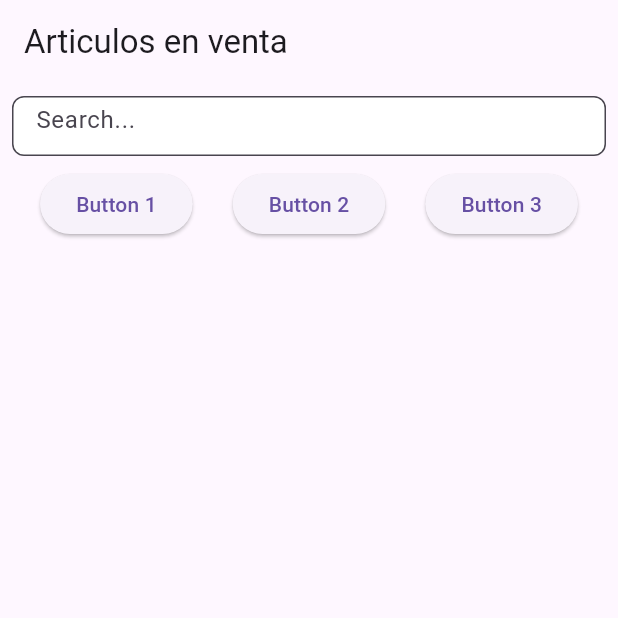
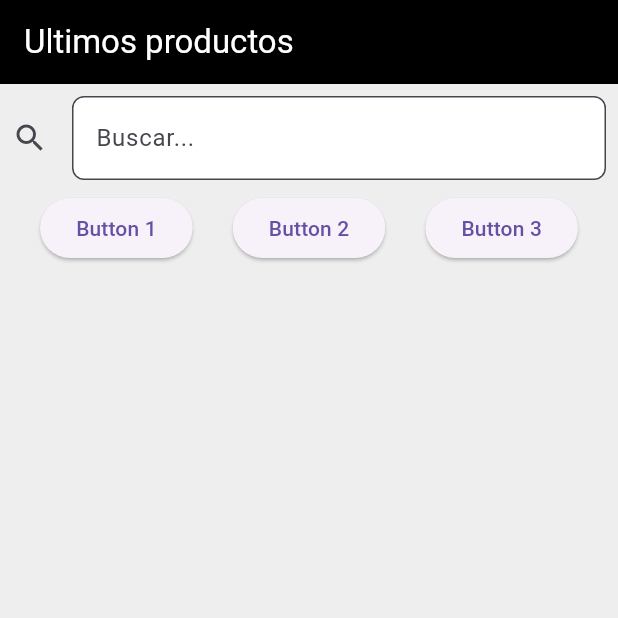
Before and after one commit to manuelruelas/market, a Flutter app: the screen it shows after launch, on a phone screen of 412 x 824 dp, the top half of it. Run offline on Flutter 3.47's test engine with Material 3 defaults, Android fonts, the phone set to English and light mode, and no system bars; our stand-ins replace bloc, carousel_slider, dartz, dio, equatable, firebase_core and 5 more; missing offline and left inert: mailer; accounts and stored records are empty; generated files the repository leaves out were written again; network calls fail.

```diff
--- a/lib/ui/product_list/pages/product_list_page.dart
+++ b/lib/ui/product_list/pages/product_list_page.dart
@@ -35,21 +35,27 @@ class _ProductListPageState extends State<ProductListPage> {
   @override
   Widget build(BuildContext context) {
     return Scaffold(
-      appBar: AppBar(
-        title: const Text('Articulos en venta'),
-      ),
-      body: BlocBuilder<ProductListCubit, ProductListState>(
+      backgroundColor: Colors.grey[200],
+      body: SafeArea(
+        top: false,
+        child: BlocBuilder<ProductListCubit, ProductListState>(
           builder: (context, state) {
             return CustomScrollView(
               controller: _scrollController,
               slivers: [
-              SliverAppBar(
+                const SliverAppBar(
                   floating: true,
-                flexibleSpace: Padding(
+                  title: Text('Ultimos productos'),
+                  backgroundColor: Colors.black,
+                  foregroundColor: Colors.white,
+                ),
+                SliverToBoxAdapter(
+                  child: Padding(
                     padding: const EdgeInsets.all(8.0),
                     child: TextField(
                       decoration: InputDecoration(
-                      hintText: 'Search...',
+                        icon: const Icon(Icons.search),
+                        hintText: 'Buscar...',
                         filled: true,
                         fillColor: Colors.white,
                         border: OutlineInputBorder(
@@ -86,9 +92,7 @@ class _ProductListPageState extends State<ProductListPage> {
                 ),
                 SliverList.separated(
                   itemCount: state.products.length,
-                separatorBuilder: (context, index) => Divider(
-                  color: Colors.grey.shade300,
-                ),
+                  separatorBuilder: (context, index) => const SizedBox(),
                   itemBuilder: (context, index) {
                     if (index == state.products.length) {
                       return const Padding(
@@ -118,6 +122,7 @@ class _ProductListPageState extends State<ProductListPage> {
             );
           },
         ),
+      ),
     );
   }
 
--- a/pubspec.yaml
+++ b/pubspec.yaml
@@ -19,6 +19,7 @@ dependencies:
   flutter_dotenv: ^5.1.0
   get_it: ^7.7.0
   go_router: ^14.1.2
+  mailer: ^6.1.0
   url_launcher: ^6.3.0
 
 
```
Also changed, not shown: lib/core/mailing/gmail_service.dart (added, +49 -0 lines), lib/core/mailing/mailer_service.dart (added, +32 -0 lines), lib/data/repositories/email_sender_repository_impl.dart (+10 -5 lines), lib/ui/product_detail/pages/product_detail_page.dart (+20 -10 lines), lib/ui/product_list/widgets/product_list_item.dart (+13 -3 lines), pubspec.lock. Lines whose indentation alone changed are shown as unchanged.
